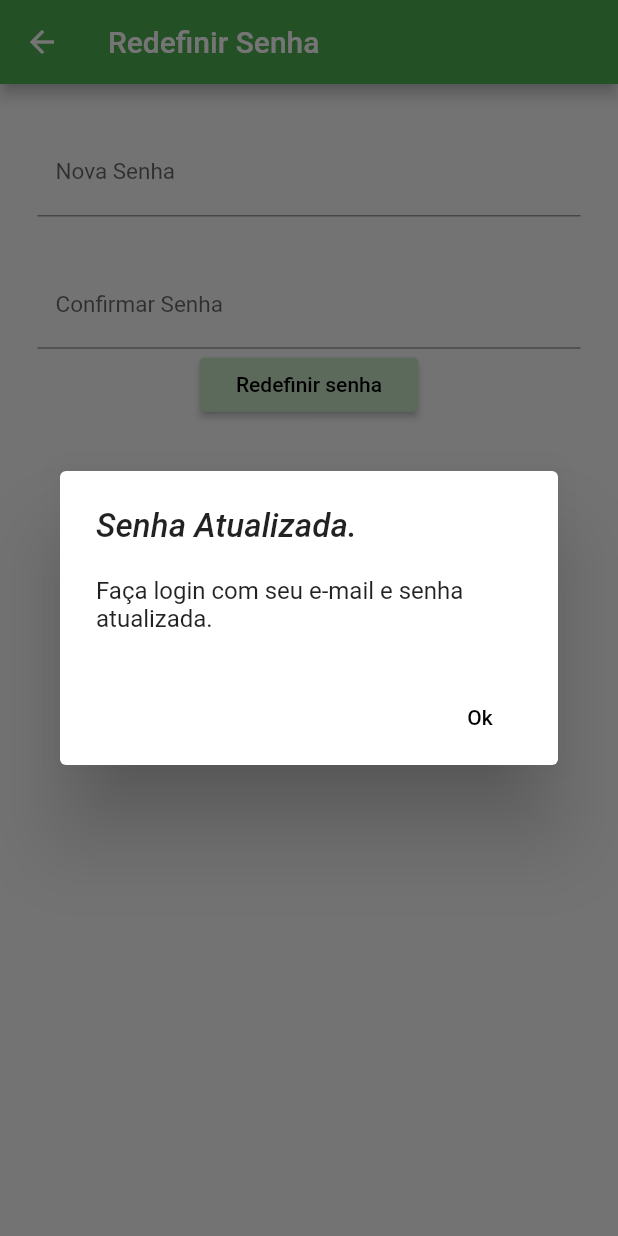
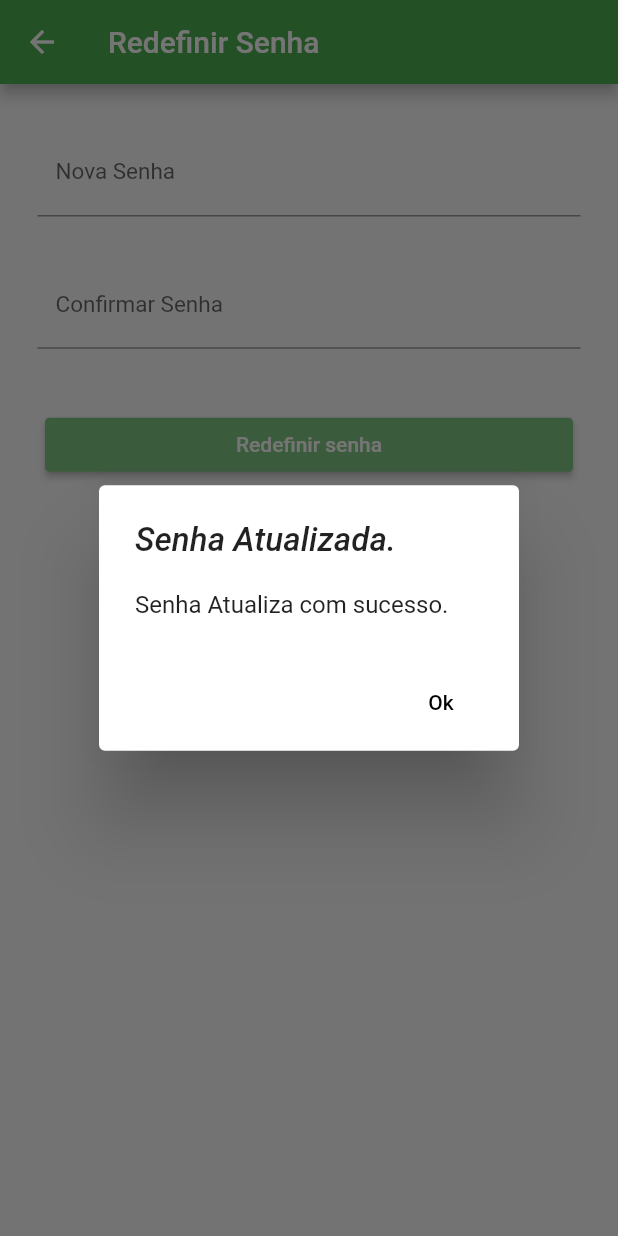
Before and after one commit to Stefanyvitoria/DSI, a Flutter app: the ValidCode screen opened by its route, after a tap on "Verificar código", after a tap on "Redefinir senha", on a phone screen of 412 x 824 dp. Run offline on Flutter 3.47's test engine with Material 2 defaults, Android fonts, the phone set to English and light mode, and no system bars.

Commit message:
- Ajustando UI.

```diff
--- a/lib/forgot_password_page.dart
+++ b/lib/forgot_password_page.dart
@@ -1,5 +1,5 @@
 import 'package:flutter/material.dart';
-//import 'DSI_widgets.dart';
+import 'infraestrurura.dart';
 
 class ConfirmEmail extends StatefulWidget {
   @override
@@ -11,37 +11,13 @@ class ConfirmEmail extends StatefulWidget {
 class ConfirmEmailState extends State<ConfirmEmail> {
   String email;
 
-
-  void msg() {
-    showDialog(
-      context: context,
-      builder: (BuildContext context) {
-        return AlertDialog(
-          title: Text('Instruções Enviadas'),
-          content: Text('Verifique seu endereço de E-mail.'),
-          actions: [
-            FlatButton(
-              child: Text('Ok'),
-              onPressed: () {
-                Navigator.of(context).pop();
-                Navigator.of(context).pushReplacementNamed('forgotpassword2');
-              },
-            )
-          ],
-        );
-      },
-    );
-  }
-
   @override
   Widget build(BuildContext context) {
     return Scaffold(
       appBar: AppBar(
         title: Text('Recuperar senha'),
       ),
-        body: ListView(children: [
-          Column(
-            mainAxisAlignment: MainAxisAlignment.center,
+      body: ListView(
         children: [
           Padding(
             padding: const EdgeInsets.only(
@@ -76,16 +52,41 @@ class ConfirmEmailState extends State<ConfirmEmail> {
               },
             ),
           ),
-              RaisedButton(
+          Container(
+            padding: EdgeInsets.only(
+              top: 40,
+              left: 30,
+              right: 30,
+            ),
+            child: RaisedButton(
               onPressed: () {
-                  msg();
+                dsihelper.showAlert(
+                    context: context,
+                    title: 'Instruções Enviadas.',
+                    message: 'Verifique seu endereço de E-mail.',
+                    onPressed: () {
+                      Navigator.of(context).pop();
+                      Navigator.of(context)
+                          .pushReplacementNamed('forgotpassword2');
+                    });
               },
-                child: Text('Confirmar'),
-                color: Colors.green[100],
-              )
+              child: Text(
+                'Confirmar',
+                style: TextStyle(fontSize: 18, color: Colors.white),
+              ),
+              color: Colors.green[300],
+            ),
+          ),
+          FlatButton(
+            child: Text('Cancelar'),
+            padding: EdgeInsets.all(5.0),
+            onPressed: () {
+              Navigator.of(context).pushReplacementNamed('/');
+            },
+          ),
         ],
       ),
-        ]));
+    );
   }
 }
 
@@ -105,9 +106,7 @@ class ValidCodeState extends State<ValidCode> {
       appBar: AppBar(
         title: Text('Recuperar Senha'),
       ),
-        body: ListView(children: [
-          Column(
-            mainAxisAlignment: MainAxisAlignment.center,
+      body: ListView(
         children: [
           Padding(
               padding: const EdgeInsets.only(
@@ -115,12 +114,14 @@ class ValidCodeState extends State<ValidCode> {
                 left: 25,
                 right: 25,
               ),
+              child: Center(
                 child: Text(
                   'Insira o código recebido por e-mail:',
                   style: TextStyle(
                       fontSize: 20,
                       fontWeight: FontWeight.w400,
                       color: Colors.black),
+                ),
               )),
           Padding(
             padding: const EdgeInsets.only(
@@ -140,16 +141,35 @@ class ValidCodeState extends State<ValidCode> {
               },
             ),
           ),
-              RaisedButton(
+          Container(
+            padding: EdgeInsets.only(
+              top: 40,
+              left: 30,
+              right: 30,
+            ),
+            child: RaisedButton(
               onPressed: () {
                 Navigator.of(context).pushReplacementNamed('forgotpassword3');
               },
-                child: Text('Verificar código'),
-                color: Colors.green[100],
-              )
+              child: Text(
+                'Verificar código',
+                style: TextStyle(
+                  color: Colors.white,
+                ),
+              ),
+              color: Colors.green[300],
+            ),
+          ),
+          FlatButton(
+            child: Text('Cancelar'),
+            padding: EdgeInsets.all(5.0),
+            onPressed: () {
+              Navigator.of(context).pushReplacementNamed('/');
+            },
+          ),
         ],
       ),
-        ]));
+    );
   }
 }
 
@@ -163,37 +183,13 @@ class NewPassword extends StatefulWidget {
 class NewPasswordState extends State<NewPassword> {
   String novasenha = '';
 
-  // ignore: non_constant_identifier_names
-  void msg() {
-    showDialog(
-      context: context,
-      builder: (BuildContext context) {
-        return AlertDialog(
-          title: Text('Senha Atualizada.'),
-          content: Text('Faça login com seu e-mail e senha atualizada.'),
-          actions: [
-            FlatButton(
-              child: Text('Ok'),
-              onPressed: () {
-                Navigator.of(context).pop();
-                Navigator.of(context).pushReplacementNamed('/');
-              },
-            )
-          ],
-        );
-      },
-    );
-  }
-
   @override
   Widget build(BuildContext context) {
     return Scaffold(
       appBar: AppBar(
         title: Text('Redefinir Senha'),
       ),
-        body: ListView(children: [
-          Column(
-            mainAxisAlignment: MainAxisAlignment.center,
+      body: ListView(
         children: [
           Padding(
             padding: const EdgeInsets.only(
@@ -210,7 +206,6 @@ class NewPasswordState extends State<NewPassword> {
                   )),
               onChanged: (texts) {
                 novasenha = texts;
-                    //print(email);
               },
             ),
           ),
@@ -232,15 +227,39 @@ class NewPasswordState extends State<NewPassword> {
               },
             ),
           ),
-              RaisedButton(
+          Container(
+            padding: EdgeInsets.only(
+              top: 40,
+              left: 30,
+              right: 30,
+            ),
+            child: RaisedButton(
               onPressed: () {
-                  msg();
+                dsihelper.showAlert(
+                    context: context,
+                    title: 'Senha Atualizada.',
+                    message: 'Senha Atualiza com sucesso.',
+                    onPressed: () {
+                      Navigator.of(context).pop();
+                      Navigator.of(context).pushReplacementNamed('/');
+                    });
               },
-                child: Text('Redefinir senha'),
-                color: Colors.green[100],
-              )
+              child: Text(
+                'Redefinir senha',
+                style: TextStyle(color: Colors.white),
+              ),
+              color: Colors.green[300],
+            ),
+          ),
+          FlatButton(
+            child: Text('Cancelar'),
+            padding: EdgeInsets.all(5.0),
+            onPressed: () {
+              Navigator.of(context).pushReplacementNamed('/');
+            },
+          ),
         ],
       ),
-        ]));
+    );
   }
 }
```
Also changed, not shown: lib/login_page.dart (+10 -5 lines), lib/register_page.dart (+17 -25 lines). Lines whose indentation alone changed are shown as unchanged.
